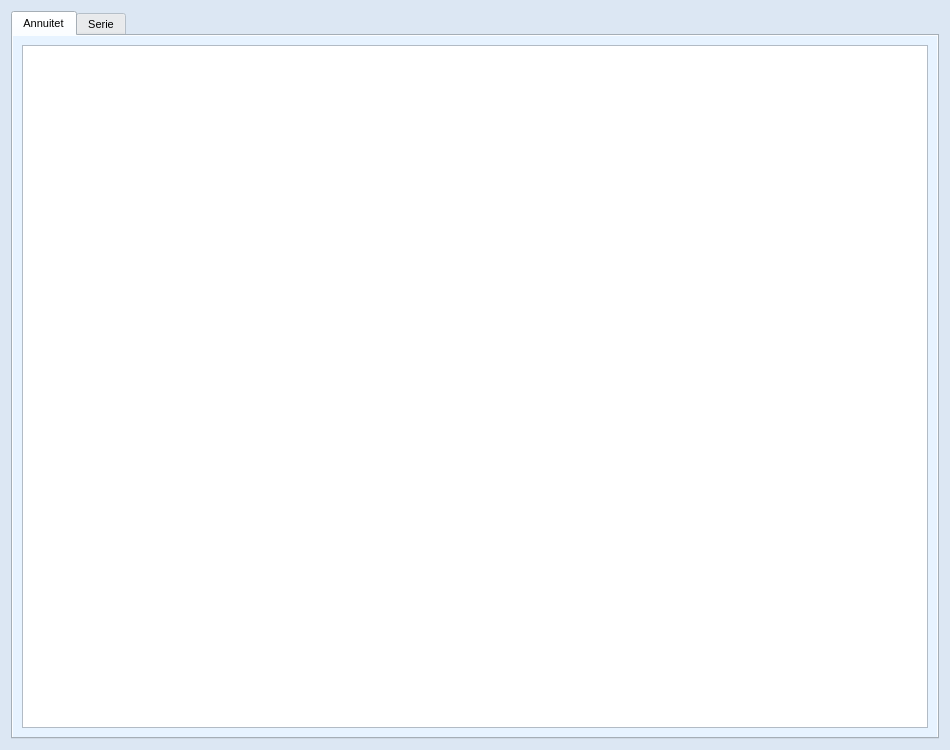
Above: source/ui/views/forms/payment_form.ui from seemir/stressa before the change. Below: the same form after it.
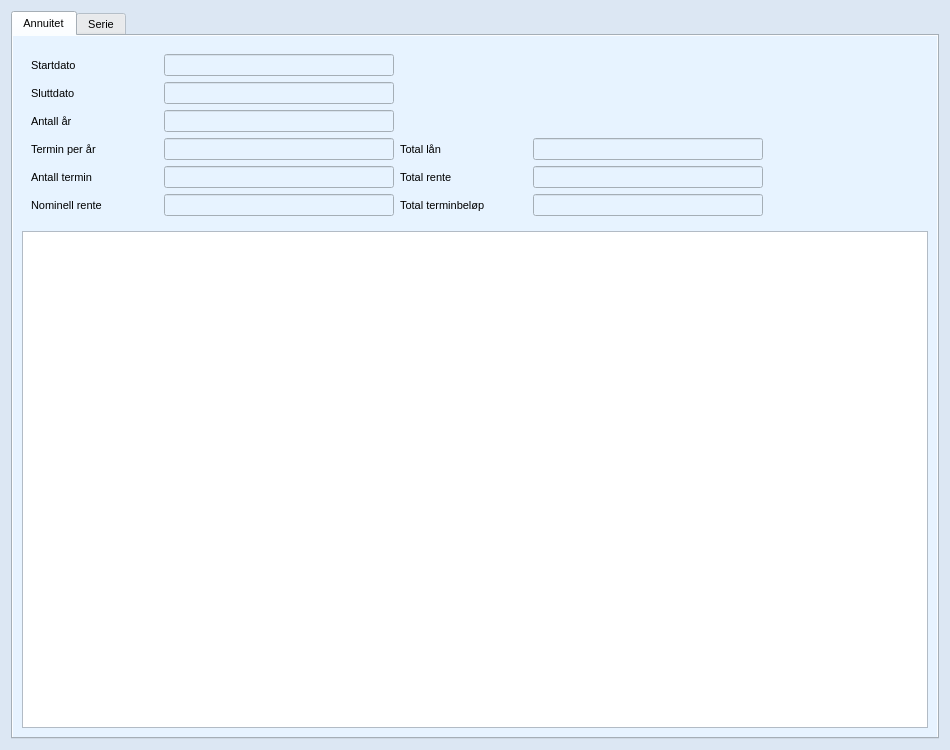
That is the form after the change. Icons and pictures are not drawn.

Commit message: More front-end work on payment plan

```diff
--- a/source/ui/views/forms/payment_form.ui
+++ b/source/ui/views/forms/payment_form.ui
@@ -1300,6 +1300,222 @@
       </attribute>
       <layout class="QGridLayout" name="gridLayout_2">
        <item row="0" column="0">
+        <widget class="QFrame" name="frame_amnuitet">
+         <property name="maximumSize">
+          <size>
+           <width>750</width>
+           <height>16777215</height>
+          </size>
+         </property>
+         <property name="frameShape">
+          <enum>QFrame::NoFrame</enum>
+         </property>
+         <property name="frameShadow">
+          <enum>QFrame::Raised</enum>
+         </property>
+         <layout class="QGridLayout" name="gridLayout_4">
+          <item row="0" column="1">
+           <widget class="QLineEdit" name="line_edit_start_dato_annuitet">
+            <property name="enabled">
+             <bool>false</bool>
+            </property>
+            <property name="minimumSize">
+             <size>
+              <width>0</width>
+              <height>20</height>
+             </size>
+            </property>
+            <property name="maximumSize">
+             <size>
+              <width>230</width>
+              <height>16777215</height>
+             </size>
+            </property>
+           </widget>
+          </item>
+          <item row="1" column="1">
+           <widget class="QLineEdit" name="line_edit_slutt_dato_annuitet">
+            <property name="enabled">
+             <bool>false</bool>
+            </property>
+            <property name="maximumSize">
+             <size>
+              <width>230</width>
+              <height>16777215</height>
+             </size>
+            </property>
+           </widget>
+          </item>
+          <item row="1" column="0">
+           <widget class="QLabel" name="label_slutt_dato_annuitet">
+            <property name="text">
+             <string>Sluttdato</string>
+            </property>
+           </widget>
+          </item>
+          <item row="0" column="0">
+           <widget class="QLabel" name="label_start_dato_annuitet">
+            <property name="minimumSize">
+             <size>
+              <width>120</width>
+              <height>0</height>
+             </size>
+            </property>
+            <property name="text">
+             <string>Startdato</string>
+            </property>
+           </widget>
+          </item>
+          <item row="4" column="1">
+           <widget class="QLineEdit" name="line_edit_total_termin_annuitet">
+            <property name="enabled">
+             <bool>false</bool>
+            </property>
+            <property name="maximumSize">
+             <size>
+              <width>230</width>
+              <height>16777215</height>
+             </size>
+            </property>
+           </widget>
+          </item>
+          <item row="4" column="0">
+           <widget class="QLabel" name="label_antall_terminer_annuitet">
+            <property name="text">
+             <string>Antall termin</string>
+            </property>
+           </widget>
+          </item>
+          <item row="2" column="0">
+           <widget class="QLabel" name="label_years_annuitet">
+            <property name="text">
+             <string>Antall år</string>
+            </property>
+           </widget>
+          </item>
+          <item row="3" column="1">
+           <widget class="QLineEdit" name="line_edit_termin_aar_annuitet">
+            <property name="enabled">
+             <bool>false</bool>
+            </property>
+            <property name="maximumSize">
+             <size>
+              <width>230</width>
+              <height>16777215</height>
+             </size>
+            </property>
+           </widget>
+          </item>
+          <item row="3" column="0">
+           <widget class="QLabel" name="label_termin_aar_annuitet">
+            <property name="text">
+             <string>Termin per år</string>
+            </property>
+           </widget>
+          </item>
+          <item row="2" column="1">
+           <widget class="QLineEdit" name="line_edit_aar_annuitet">
+            <property name="enabled">
+             <bool>false</bool>
+            </property>
+            <property name="sizePolicy">
+             <sizepolicy hsizetype="Expanding" vsizetype="Fixed">
+              <horstretch>230</horstretch>
+              <verstretch>0</verstretch>
+             </sizepolicy>
+            </property>
+            <property name="maximumSize">
+             <size>
+              <width>230</width>
+              <height>16777215</height>
+             </size>
+            </property>
+           </widget>
+          </item>
+          <item row="5" column="3">
+           <widget class="QLineEdit" name="line_edit_total_belop_annuitet">
+            <property name="enabled">
+             <bool>false</bool>
+            </property>
+            <property name="maximumSize">
+             <size>
+              <width>230</width>
+              <height>16777215</height>
+             </size>
+            </property>
+           </widget>
+          </item>
+          <item row="3" column="2">
+           <widget class="QLabel" name="label_belaning_annuitet">
+            <property name="text">
+             <string>Total lån</string>
+            </property>
+           </widget>
+          </item>
+          <item row="5" column="1">
+           <widget class="QLineEdit" name="line_edit_rente_annuitet">
+            <property name="enabled">
+             <bool>false</bool>
+            </property>
+            <property name="maximumSize">
+             <size>
+              <width>230</width>
+              <height>16777215</height>
+             </size>
+            </property>
+           </widget>
+          </item>
+          <item row="5" column="2">
+           <widget class="QLabel" name="label_total_terminbelop_annuitet">
+            <property name="text">
+             <string>Total terminbeløp</string>
+            </property>
+           </widget>
+          </item>
+          <item row="4" column="2">
+           <widget class="QLabel" name="label_total_rente_annuitet">
+            <property name="text">
+             <string>Total rente</string>
+            </property>
+           </widget>
+          </item>
+          <item row="4" column="3">
+           <widget class="QLineEdit" name="line_edit_total_rente_annuitet">
+            <property name="enabled">
+             <bool>false</bool>
+            </property>
+            <property name="maximumSize">
+             <size>
+              <width>230</width>
+              <height>16777215</height>
+             </size>
+            </property>
+           </widget>
+          </item>
+          <item row="3" column="3">
+           <widget class="QLineEdit" name="line_edit_laan_annuitet">
+            <property name="enabled">
+             <bool>false</bool>
+            </property>
+            <property name="maximumSize">
+             <size>
+              <width>230</width>
+              <height>16777215</height>
+             </size>
+            </property>
+           </widget>
+          </item>
+          <item row="5" column="0">
+           <widget class="QLabel" name="label_rente_annuitet">
+            <property name="text">
+             <string>Nominell rente</string>
+            </property>
+           </widget>
+          </item>
+         </layout>
+        </widget>
+       </item>
+       <item row="1" column="0">
         <widget class="QTableView" name="table_view_annuitet">
          <property name="alternatingRowColors">
           <bool>true</bool>
```
Left out of the diff: 239 changed lines with no effect on the pictures. The commit also changes 11 other files.
